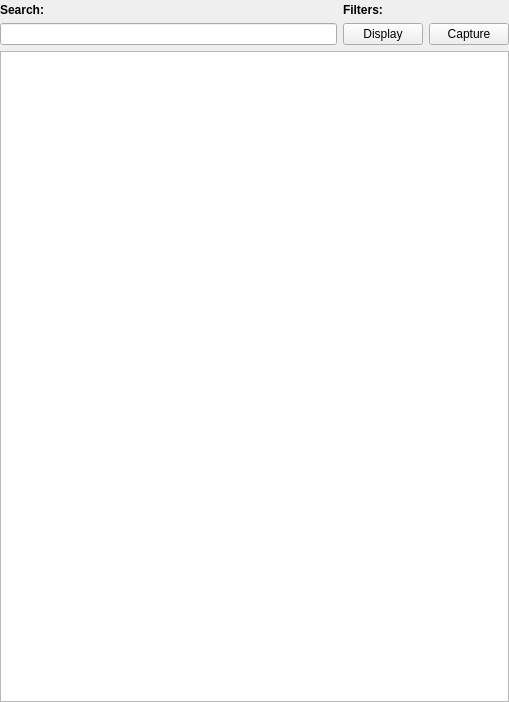
Before: the Qt Designer form src/frontend/ui/network/network_requests_table.ui in evanrolfe/oneproxy, drawn with Qt 5.
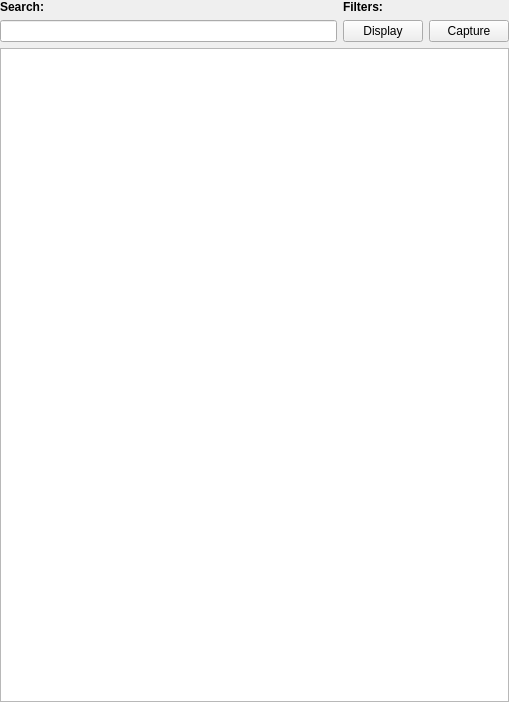
After: the same form once the commit is applied.

Patch:
```diff
--- a/src/frontend/ui/network/network_requests_table.ui
+++ b/src/frontend/ui/network/network_requests_table.ui
@@ -24,7 +24,7 @@
     <number>0</number>
    </property>
    <property name="topMargin">
-    <number>3</number>
+    <number>0</number>
    </property>
    <property name="rightMargin">
     <number>0</number>
@@ -37,6 +37,9 @@
      <property name="spacing">
       <number>6</number>
      </property>
+     <property name="topMargin">
+      <number>0</number>
+     </property>
      <item>
       <layout class="QVBoxLayout" name="verticalLayout_2">
        <item>
```
